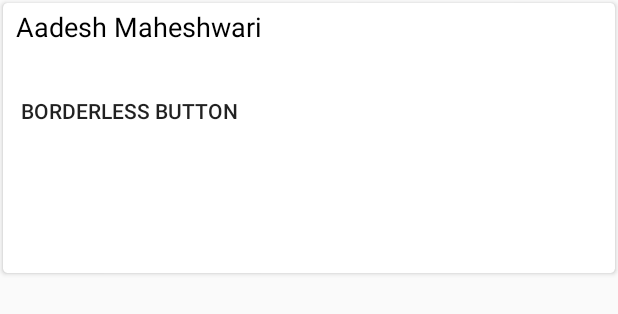
After one commit to jaydeepw/experiments, an Android app: the layout scanned_card_plank.xml on its own in the app's theme, with its tools: preview values and no code run, on a phone screen of 412 x 824 dp. The commit adds this screen. Shown: the top 314 px of the screen. Run offline under Robolectric (Android 15) with nearby library versions, the phone set to English and light mode, and no system bars.

Commit message:
show nice cards in the UI

```diff
--- a/app/build.gradle
+++ b/app/build.gradle
@@ -22,4 +22,6 @@ android {
 dependencies {
     compile fileTree(dir: 'libs', include: ['*.jar'])
     compile 'com.android.support:appcompat-v7:22.2.0'
+    compile 'com.android.support:cardview-v7:22.0.+'             // card like UI
+    compile 'com.malinskiy:superrecyclerview:1.1.0'              // Recycler view abstraction
 }
--- a/app/src/main/AndroidManifest.xml
+++ b/app/src/main/AndroidManifest.xml
@@ -8,7 +8,7 @@
         android:label="@string/app_name"
         android:theme="@style/AppTheme" >
         <activity
-            android:name=".CardsListActivity"
+            android:name=".ScannedCardsListActivity"
             android:label="@string/app_name" >
             <intent-filter>
                 <action android:name="android.intent.action.MAIN" />
--- a/app/src/main/java/com/github/jaydeep/cardlist/CardsListActivity.java
+++ b/app/src/main/java/com/github/jaydeep/cardlist/ScannedCardsListActivity.java
@@ -5,12 +5,12 @@ import android.os.Bundle;
 import android.view.Menu;
 import android.view.MenuItem;
 
-public class CardsListActivity extends AppCompatActivity {
+public class ScannedCardsListActivity extends AppCompatActivity {
 
     @Override
     protected void onCreate(Bundle savedInstanceState) {
         super.onCreate(savedInstanceState);
-        setContentView(R.layout.activity_cards_list);
+        setContentView(R.layout.scanned_cards_list);
     }
 
 
--- a/app/src/main/res/layout/activity_cards_list.xml
+++ /dev/null
@@ -1,5 +0,0 @@
-<fragment xmlns:android="http://schemas.android.com/apk/res/android"
-    xmlns:tools="http://schemas.android.com/tools" android:id="@+id/fragment"
-    android:name="com.github.jaydeep.cardlist.CardsListActivityFragment"
-    tools:layout="@layout/fragment_cards_list" android:layout_width="match_parent"
-    android:layout_height="match_parent" />
--- /dev/null
+++ b/app/src/main/res/layout/scanned_card_plank.xml
@@ -0,0 +1,43 @@
+<?xml version="1.0" encoding="utf-8"?>
+<!-- A CardView that contains a TextView -->
+<android.support.v7.widget.CardView xmlns:android="http://schemas.android.com/apk/res/android"
+    xmlns:card_view="http://schemas.android.com/apk/res-auto"
+    xmlns:tools="http://schemas.android.com/tools"
+    android:id="@+id/card_view"
+    android:layout_width="match_parent"
+    android:layout_height="180dp"
+    android:layout_margin="2dp"
+    card_view:cardCornerRadius="3dp">
+
+    <LinearLayout
+        android:id="@+id/profile_summary_view"
+        android:layout_width="match_parent"
+        android:layout_height="wrap_content"
+        android:longClickable="true"
+        android:orientation="vertical">
+
+        <TextView
+            android:id="@+id/profile_name"
+            android:layout_width="match_parent"
+            android:layout_height="wrap_content"
+            android:layout_marginLeft="5dp"
+            android:layout_marginRight="5dp"
+            android:paddingLeft="3dp"
+            android:paddingTop="3dp"
+            android:textColor="@android:color/black"
+            android:textSize="18sp"
+            tools:text="Aadesh Maheshwari" />
+
+        <Button
+            android:id="@+id/button2"
+            style="?android:attr/borderlessButtonStyle"
+            android:layout_width="wrap_content"
+            android:layout_height="wrap_content"
+            android:layout_below="@+id/button"
+            android:layout_centerHorizontal="true"
+            android:layout_marginTop="20dp"
+            android:text="Borderless Button"/>
+
+    </LinearLayout>
+
+</android.support.v7.widget.CardView>
--- a/app/src/main/res/values/styles.xml
+++ b/app/src/main/res/values/styles.xml
@@ -1,7 +1,7 @@
 <resources>
 
     <!-- Base application theme. -->
-    <style name="AppTheme" parent="Theme.AppCompat.Light.DarkActionBar">
+    <style name="AppTheme" parent="Theme.AppCompat.Light">
         <!-- Customize your theme here. -->
     </style>
 
```
Also changed, not shown: app/src/main/java/com/github/jaydeep/cardlist/CardsListActivityFragment.java (deleted, +0 -22 lines), app/src/main/java/com/github/jaydeep/cardlist/ScannedCardsListFragment.java (added, +64 -0 lines), app/src/main/java/com/github/jaydeep/cardlist/StringListAdapter.java (added, +76 -0 lines), app/src/main/res/layout/fragment_cards_list.xml (deleted, +0 -12 lines), app/src/main/res/layout/list_layout.xml (+10 -5 lines), app/src/main/res/layout/scanned_cards_list.xml (added, +7 -0 lines), 4 other files.
